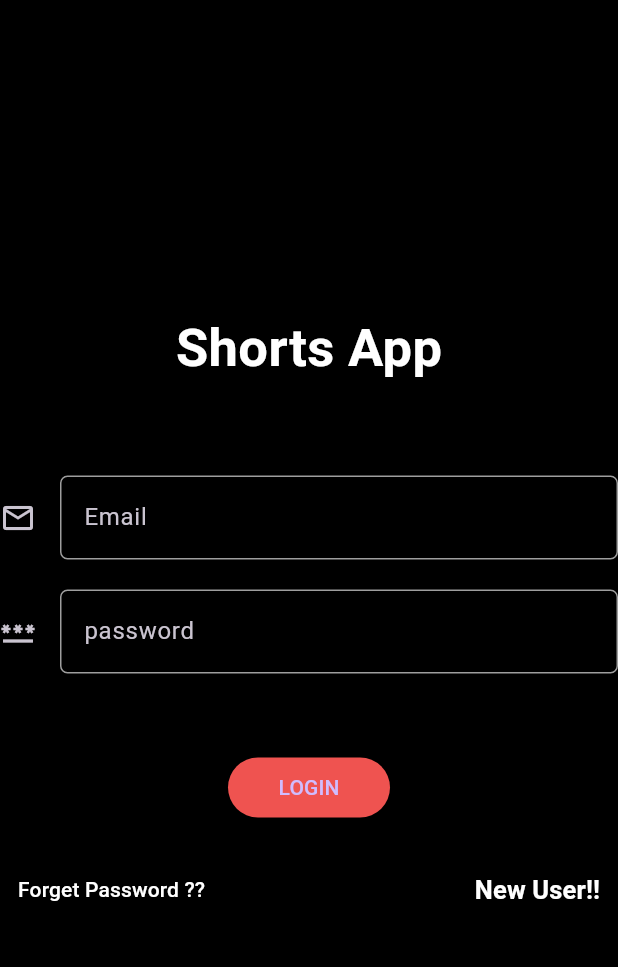
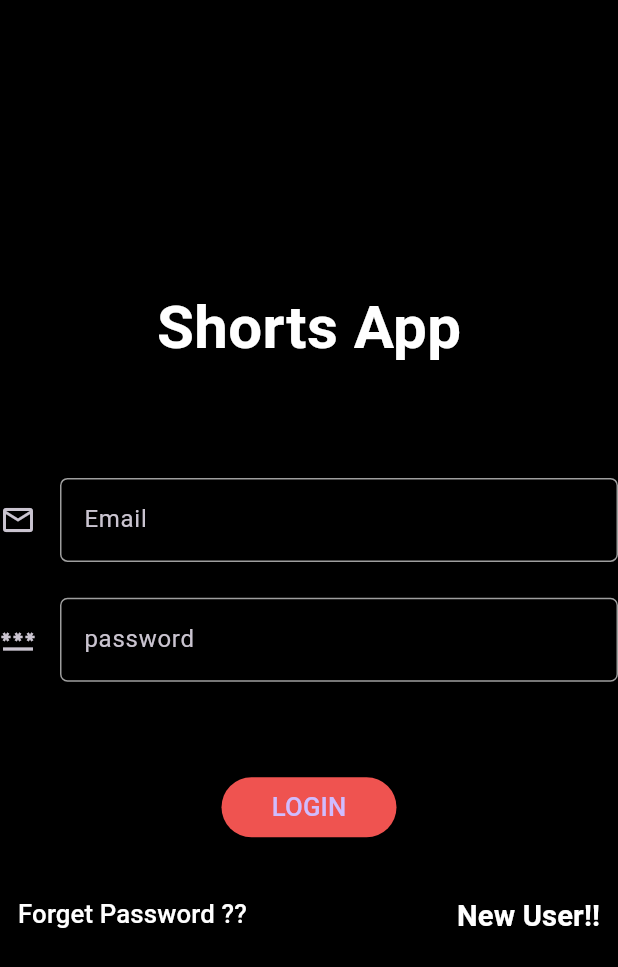
Before and after one commit to HarshGupta0/Shorts_App01, a Flutter app: the screen it shows after launch, on a phone screen of 412 x 824 dp. Shown: the top 967 px of the screen. Run offline on Flutter 3.47's test engine with Material 3 defaults, Android fonts, the phone set to English and light mode, and no system bars; our stand-ins replace cloud_firestore, firebase_auth, firebase_core, firebase_storage, flutter_screenutil, get and 2 more; missing offline and left inert: video_compress; accounts and stored records are empty.

Commit message:
updated code

```diff
--- a/lib/view/screens/auth/login_screen_ui.dart
+++ b/lib/view/screens/auth/login_screen_ui.dart
@@ -1,4 +1,5 @@
 import 'package:flutter/material.dart';
+import 'package:flutter_screenutil/flutter_screenutil.dart';
 import 'package:get/get.dart';
 import 'package:shorts_app/Controller/auth_controller.dart';
 import 'package:shorts_app/constants.dart';
@@ -32,10 +33,10 @@ class _LoginScreenState extends State<LoginScreen> {
                 style: TextStyle(
                     fontWeight: FontWeight.bold,
                     color: Colors.white,
-                    fontSize: 35),
+                    fontSize: 35.sp),
               )),
               SizedBox(
-                height: 60,
+                height: 60.h,
               ),
               InputText(
                 controller: emailController,
@@ -43,7 +44,7 @@ class _LoginScreenState extends State<LoginScreen> {
                 MylableText: "Email",
               ),
               SizedBox(
-                height: 20,
+                height: 20.h,
               ),
               InputText(
                 controller: passwordController,
@@ -52,7 +53,7 @@ class _LoginScreenState extends State<LoginScreen> {
                 MylableText: "password",
               ),
               SizedBox(
-                height: 52,
+                height: 50.h,
               ),
               ElevatedButton(
                 onPressed: () {
@@ -65,20 +66,20 @@ class _LoginScreenState extends State<LoginScreen> {
                 },
                 child: Container(
                   alignment: Alignment.center,
-                  width: 60,
-                  child: Text("LOGIN"),
+                  width: 60.w,
+                  child: Text("LOGIN",style: TextStyle(fontWeight:FontWeight.w500,fontSize: 15.sp),),
                 ),
                 style: ElevatedButton.styleFrom(primary: buttonColor),
               ),
               SizedBox(
-                height: 20,
+                height: 20.h,
               ),
               Row(
                 mainAxisAlignment: MainAxisAlignment.spaceBetween,
                 children: [
                   TextButton(
                     onPressed: () {},
-                    child: Text("Forget Password ??"),
+                    child: Text("Forget Password ??",style: TextStyle(fontWeight:FontWeight.w500,fontSize: 15.sp),),
                     style: TextButton.styleFrom(
                       primary: Colors.white, // Text color
                     ),
@@ -93,7 +94,7 @@ class _LoginScreenState extends State<LoginScreen> {
                     child: Text(
                       "New User!!",
                       style:
-                          TextStyle(fontWeight: FontWeight.bold, fontSize: 17),
+                          TextStyle(fontWeight: FontWeight.bold, fontSize: 17.sp),
                     ),
                     style: TextButton.styleFrom(
                       primary: Colors.white, // Text color
```
